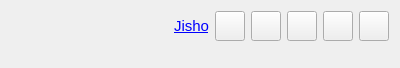
ripose-jp/Memento, file src/gui/widgets/definition/termwidget.ui: the form before one commit.
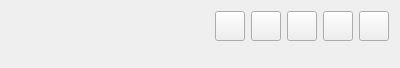
The form after the commit.

Commit message:
termwidget: removes jisho link
I seriously doubt the usefulness of this feature considering I have
never used it once. The real reason I'm removing it now is because it
takes up valuable horizontal space in TermWidget. What I'm afraid of is
a really long term being cut off because it can't fit in the space left
for it.

If anyone has a problem with this change let me know by commenting on
this commit or making an issue. The master branch is a development
branch, and I'm always open to feedback regarding changes.

Patch:
```diff
--- a/src/gui/widgets/definition/termwidget.ui
+++ b/src/gui/widgets/definition/termwidget.ui
@@ -80,27 +80,6 @@
        </property>
       </spacer>
      </item>
-     <item>
-      <widget class="QLabel" name="labelJisho">
-       <property name="sizePolicy">
-        <sizepolicy hsizetype="Fixed" vsizetype="Fixed">
-         <horstretch>0</horstretch>
-         <verstretch>0</verstretch>
-        </sizepolicy>
-       </property>
-       <property name="font">
-        <font>
-         <pointsize>11</pointsize>
-        </font>
-       </property>
-       <property name="text">
-        <string>&lt;a href=&quot;https://jisho.org/&quot;&gt;Jisho&lt;/a&gt;</string>
-       </property>
-       <property name="openExternalLinks">
-        <bool>true</bool>
-       </property>
-      </widget>
-     </item>
      <item>
       <widget class="QToolButton" name="buttonKanaKanji">
        <property name="minimumSize">
```
The commit also changes 2 other files.
